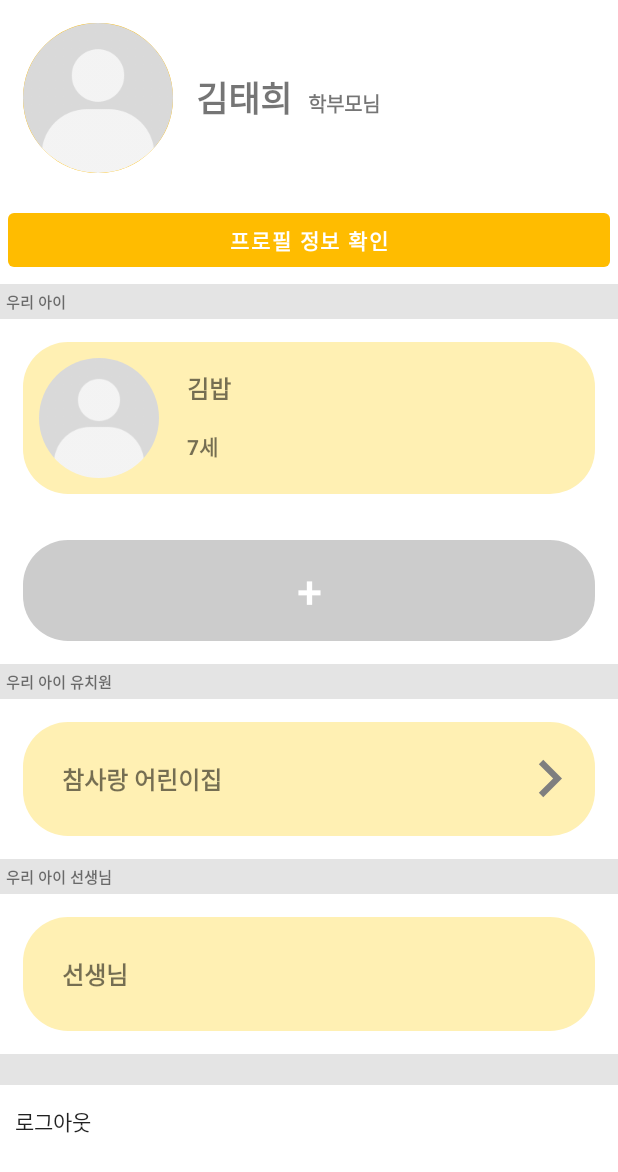
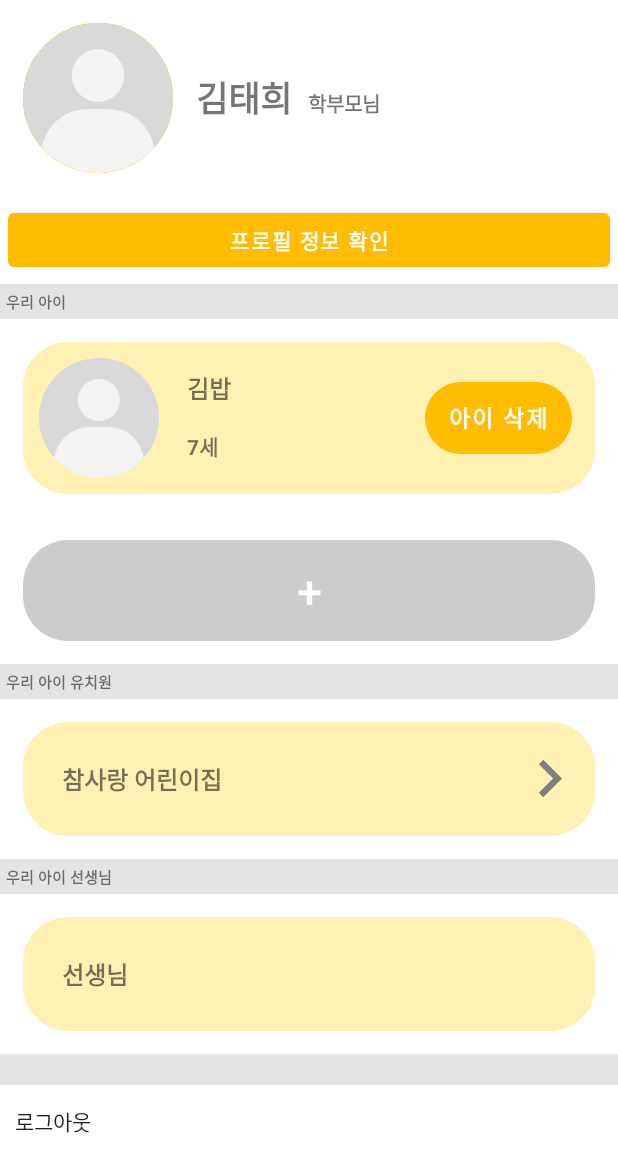
Before and after one commit to jjunehee/EveryKid, an Android app: the layout fragment_profile.xml on its own in the app's theme, with its tools: preview values and no code run, on a phone screen of 412 x 824 dp. Shown: the top 1172 px of the screen. Run offline under Robolectric (Android 15) with nearby library versions, the phone set to English and light mode, and no system bars.

Commit message:
아이삭제

```diff
--- a/Frontend/app/src/main/java/com/capstone/everykid/RetrofitAPI/RetrofitAPI.java
+++ b/Frontend/app/src/main/java/com/capstone/everykid/RetrofitAPI/RetrofitAPI.java
@@ -76,7 +76,7 @@ public interface RetrofitAPI {
     @GET("/notice/notice/{KKID}")
     Call<List<Notice>> getNoticeList(@Path("KKID") Long KKID);
 
-    @GET("/child/delete")
-    Call<String> deleteChild(@Query("PKID") String pkid);
+    @POST("/child/delete")
+    Call<String> deleteChild(@Query("pKID") Long pKID);
 
 }
--- a/Frontend/app/src/main/res/layout/fragment_profile.xml
+++ b/Frontend/app/src/main/res/layout/fragment_profile.xml
@@ -145,6 +145,20 @@
                         android:textStyle="bold"
                         android:padding="8dp"/>
                 </LinearLayout>
+                <FrameLayout
+                    android:layout_width="match_parent"
+                    android:layout_height="match_parent">
+                    <Button
+                        android:layout_width="wrap_content" android:layout_height="wrap_content"
+                        android:layout_gravity="end|center_vertical"
+                        android:background="@drawable/round_background_2"
+                        android:id="@+id/child_delete"
+                        android:text="아이 삭제"
+                        android:textSize="15dp"
+                        android:textStyle="bold"
+                        android:layout_marginRight="10dp"
+                       />
+                </FrameLayout>
             </LinearLayout>
 
             <androidx.appcompat.widget.AppCompatButton
```
Also changed, not shown: Frontend/app/src/main/java/com/capstone/everykid/View/Activity/ProfileFragment.java (+100 -27 lines), 1 other file.
